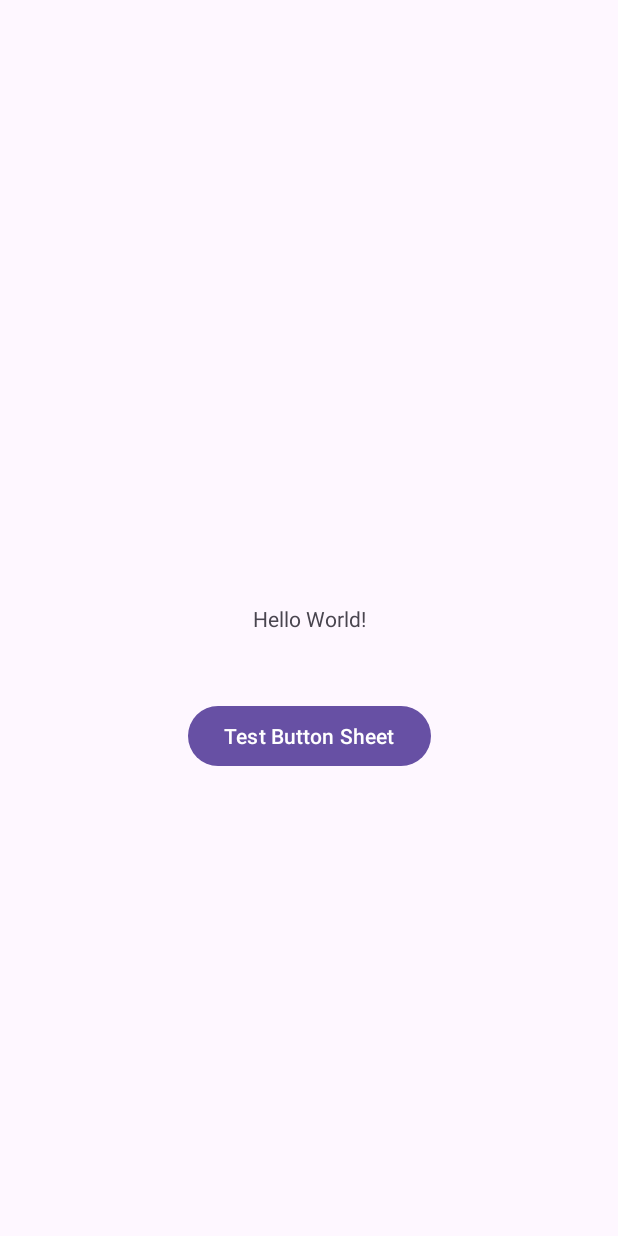
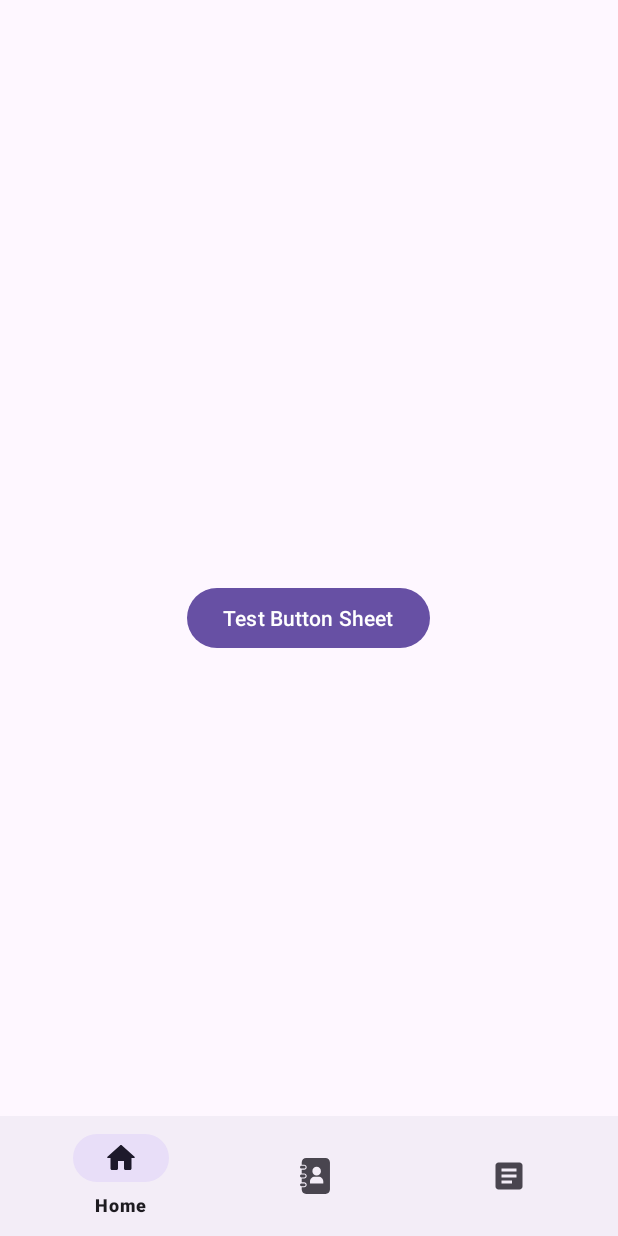
Before and after one commit to EmergenZ-Team/EmergenZ-Android, an Android app: the screen it shows after launch (MainActivity), on a phone screen of 412 x 824 dp. Run offline under Robolectric (Android 15) with nearby library versions, the phone set to English and light mode, and no system bars.

Commit message:
Add bottom navigation

```diff
--- a/app/src/main/java/com/bangkit/emergenz/MainActivity.kt
+++ b/app/src/main/java/com/bangkit/emergenz/MainActivity.kt
@@ -1,7 +1,8 @@
 package com.bangkit.emergenz
 
+import android.os.Bundle
+import android.widget.Toast
 import androidx.appcompat.app.AppCompatActivity
-import android.os.Bundle
 import com.bangkit.emergenz.databinding.ActivityMainBinding
 import com.bangkit.emergenz.ui.fragment.CallPageFragment
 
@@ -14,9 +15,26 @@ class MainActivity : AppCompatActivity() {
         super.onCreate(savedInstanceState)
         _binding = ActivityMainBinding.inflate(layoutInflater)
         setContentView(binding.root)
+        setBottomNavigation()
+        testButton()
+    }
+
+    private fun setBottomNavigation(){
+        binding.bottomNav.background = null
+        binding.bottomNav.setOnItemSelectedListener { item ->
+            when (item.itemId) {
+                R.id.action_home -> Toast.makeText(this, "To Home", Toast.LENGTH_SHORT).show()
+                R.id.action_contact -> Toast.makeText(this, "To Contact", Toast.LENGTH_SHORT).show()
+                R.id.action_article -> Toast.makeText(this, "To Article", Toast.LENGTH_SHORT).show()
+            }
+            true
+        }
+    }
+
+    private fun testButton(){
         binding.button.setOnClickListener {
             val bottomSheetFragment = CallPageFragment()
-            bottomSheetFragment.show(supportFragmentManager, "MyBottomSheet")
+            bottomSheetFragment.show(supportFragmentManager, "CallPageFragment")
         }
     }
 }
--- /dev/null
+++ b/app/src/main/res/drawable/bottom_nav_bg.xml
@@ -0,0 +1,8 @@
+<?xml version="1.0" encoding="utf-8"?>
+<shape xmlns:android="http://schemas.android.com/apk/res/android">
+    <solid
+        android:color="@color/bar_color"/>
+    <corners
+        android:topLeftRadius="32dp"
+        android:topRightRadius="32dp"/>
+</shape>
--- a/app/src/main/res/drawable/bottom_sheet_bg.xml
+++ /dev/null
@@ -1,15 +0,0 @@
-<?xml version="1.0" encoding="utf-8"?>
-<shape xmlns:android="http://schemas.android.com/apk/res/android">
-    <solid
-        android:color="@color/white"/>
-    <corners
-        android:topLeftRadius="40dp"
-        android:topRightRadius="40dp"/>
-    <padding
-        android:left="10dp"
-        android:bottom="10dp"
-        android:right="10dp"
-        android:top="10dp"/>
-    <stroke
-        android:width="2dp"/>
-</shape>
--- /dev/null
+++ b/app/src/main/res/drawable/ic_article.xml
@@ -0,0 +1,5 @@
+<vector android:autoMirrored="true" android:height="24dp"
+    android:tint="#000000" android:viewportHeight="24"
+    android:viewportWidth="24" android:width="24dp" xmlns:android="http://schemas.android.com/apk/res/android">
+    <path android:fillColor="@android:color/white" android:pathData="M19,3L5,3c-1.1,0 -2,0.9 -2,2v14c0,1.1 0.9,2 2,2h14c1.1,0 2,-0.9 2,-2L21,5c0,-1.1 -0.9,-2 -2,-2zM14,17L7,17v-2h7v2zM17,13L7,13v-2h10v2zM17,9L7,9L7,7h10v2z"/>
+</vector>
--- /dev/null
+++ b/app/src/main/res/drawable/ic_contact.xml
@@ -0,0 +1,11 @@
+<vector xmlns:android="http://schemas.android.com/apk/res/android"
+    xmlns:tools="http://schemas.android.com/tools"
+    android:width="24dp"
+    android:height="24dp"
+    android:viewportWidth="442"
+    android:viewportHeight="442">
+  <path
+      android:pathData="M105.4,221c0,9.39 -7.61,17 -17,17h-34c-9.39,0 -17,-7.61 -17,-17l0,0c0,-9.39 7.61,-17 17,-17h34C97.79,204 105.4,211.61 105.4,221L105.4,221zM105.4,112.2c0,-9.39 -7.61,-17 -17,-17h-34c-9.39,0 -17,7.61 -17,17l0,0c0,9.39 7.61,17 17,17h34C97.79,129.2 105.4,121.59 105.4,112.2L105.4,112.2zM105.4,329.8c0,-9.39 -7.61,-17 -17,-17h-34c-9.39,0 -17,7.61 -17,17l0,0c0,9.39 7.61,17 17,17h34C97.79,346.8 105.4,339.19 105.4,329.8L105.4,329.8zM404.6,54.4v333.2c0,30.04 -24.36,54.4 -54.4,54.4h-238c-30.04,0 -54.4,-24.36 -54.4,-54.4V360.4h30.6c16.87,0 30.6,-13.73 30.6,-30.6c0,-16.87 -13.73,-30.6 -30.6,-30.6H57.8v-47.6h30.6c16.87,0 30.6,-13.73 30.6,-30.6s-13.73,-30.6 -30.6,-30.6H57.8v-47.6h30.6c16.87,0 30.6,-13.73 30.6,-30.6c0,-16.87 -13.73,-30.6 -30.6,-30.6H57.8V54.4c0,-30.04 24.36,-54.4 54.4,-54.4h238C380.24,0 404.6,24.36 404.6,54.4zM188.95,161.26c0,28.97 23.49,52.46 52.46,52.46c28.97,0 52.46,-23.49 52.46,-52.46c0,-28.97 -23.49,-52.46 -52.46,-52.46C212.43,108.8 188.95,132.29 188.95,161.26zM323,289.48c0,-32.18 -26.1,-58.28 -58.28,-58.28H218.09c-32.19,0 -58.29,26.1 -58.29,58.28v23.32H323V289.48z"
+      android:fillColor="#000000"
+      tools:ignore="VectorPath" />
+</vector>
--- /dev/null
+++ b/app/src/main/res/drawable/ic_home.xml
@@ -0,0 +1,5 @@
+<vector android:height="24dp" android:tint="#000000"
+    android:viewportHeight="24" android:viewportWidth="24"
+    android:width="24dp" xmlns:android="http://schemas.android.com/apk/res/android">
+    <path android:fillColor="@android:color/white" android:pathData="M10,19v-5h4v5c0,0.55 0.45,1 1,1h3c0.55,0 1,-0.45 1,-1v-7h1.7c0.46,0 0.68,-0.57 0.33,-0.87L12.67,3.6c-0.38,-0.34 -0.96,-0.34 -1.34,0l-8.36,7.53c-0.34,0.3 -0.13,0.87 0.33,0.87H5v7c0,0.55 0.45,1 1,1h3c0.55,0 1,-0.45 1,-1z"/>
+</vector>
--- a/app/src/main/res/layout/activity_main.xml
+++ b/app/src/main/res/layout/activity_main.xml
@@ -1,29 +1,40 @@
 <?xml version="1.0" encoding="utf-8"?>
-<androidx.constraintlayout.widget.ConstraintLayout xmlns:android="http://schemas.android.com/apk/res/android"
+<androidx.coordinatorlayout.widget.CoordinatorLayout xmlns:android="http://schemas.android.com/apk/res/android"
     xmlns:app="http://schemas.android.com/apk/res-auto"
     xmlns:tools="http://schemas.android.com/tools"
     android:layout_width="match_parent"
     android:layout_height="match_parent"
     tools:context=".MainActivity">
 
+    <com.google.android.material.bottomappbar.BottomAppBar
+        android:id="@+id/bottomAppBar"
+        android:layout_width="match_parent"
+        android:layout_height="wrap_content"
+        android:layout_gravity="bottom"
+        android:background="@color/white">
+
+        <com.google.android.material.bottomnavigation.BottomNavigationView
+            android:id="@+id/bottom_nav"
+            android:layout_width="wrap_content"
+            android:layout_height="wrap_content"
+            android:layout_gravity="bottom"
+            android:background="@android:color/transparent"
+            app:labelVisibilityMode="selected"
+            app:menu="@menu/menu_bottom_nav" />
+
+    </com.google.android.material.bottomappbar.BottomAppBar>
+
     <TextView
         android:layout_width="wrap_content"
         android:layout_height="wrap_content"
-        android:text="Hello World!"
-        app:layout_constraintBottom_toBottomOf="parent"
-        app:layout_constraintEnd_toEndOf="parent"
-        app:layout_constraintStart_toStartOf="parent"
-        app:layout_constraintTop_toTopOf="parent" />
+        android:layout_gravity="center"
+        android:text="Hello World!" />
 
     <Button
         android:id="@+id/button"
         android:layout_width="wrap_content"
         android:layout_height="wrap_content"
-        android:text="@string/test_button_sheet"
-        app:layout_constraintBottom_toBottomOf="parent"
-        app:layout_constraintEnd_toEndOf="parent"
-        app:layout_constraintStart_toStartOf="parent"
-        app:layout_constraintTop_toTopOf="parent"
-        app:layout_constraintVertical_bias="0.601" />
+        android:layout_gravity="center"
+        android:text="@string/test_button_sheet" />
 
-</androidx.constraintlayout.widget.ConstraintLayout>
+</androidx.coordinatorlayout.widget.CoordinatorLayout>
--- /dev/null
+++ b/app/src/main/res/menu/menu_bottom_nav.xml
@@ -0,0 +1,15 @@
+<?xml version="1.0" encoding="utf-8"?>
+<menu xmlns:android="http://schemas.android.com/apk/res/android">
+    <item
+        android:id="@+id/action_home"
+        android:title="@string/label_call"
+        android:icon="@drawable/ic_home"/>
+    <item
+        android:id="@+id/action_contact"
+        android:title="@string/label_contact"
+        android:icon="@drawable/ic_contact"/>
+    <item
+        android:id="@+id/action_article"
+        android:title="@string/label_article"
+        android:icon="@drawable/ic_article"/>
+</menu>
--- a/app/src/main/res/values/colors.xml
+++ b/app/src/main/res/values/colors.xml
@@ -2,4 +2,5 @@
 <resources>
     <color name="black">#FF000000</color>
     <color name="white">#FFFFFFFF</color>
+    <color name="bar_color">#fff2ecf6</color>
 </resources>
--- a/app/src/main/res/values/strings.xml
+++ b/app/src/main/res/values/strings.xml
@@ -4,4 +4,7 @@
     <string name="icon_telp_card">Ikon Darurat</string>
     <string name="icon_bar">Icon bar</string>
     <string name="test_button_sheet">Test Button Sheet</string>
+    <string name="label_call">Home</string>
+    <string name="label_contact">Contact</string>
+    <string name="label_article">Article</string>
 </resources>
```
